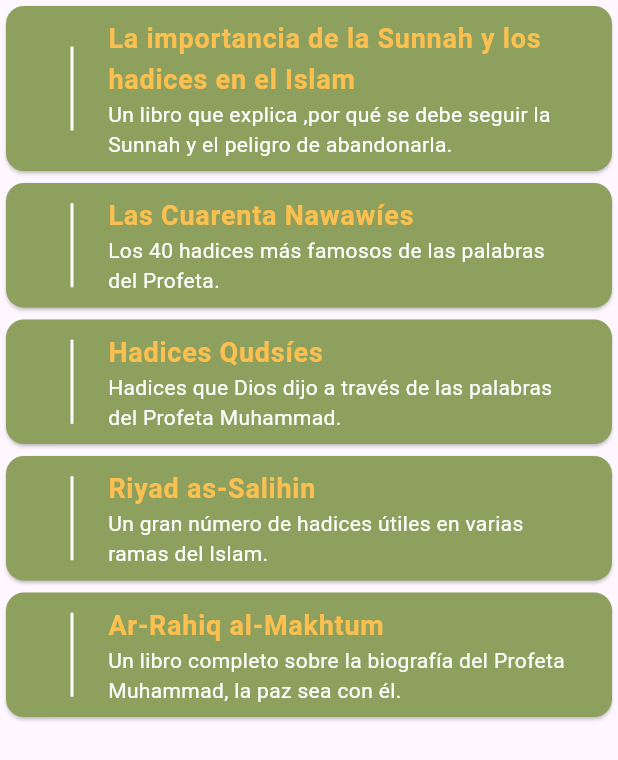
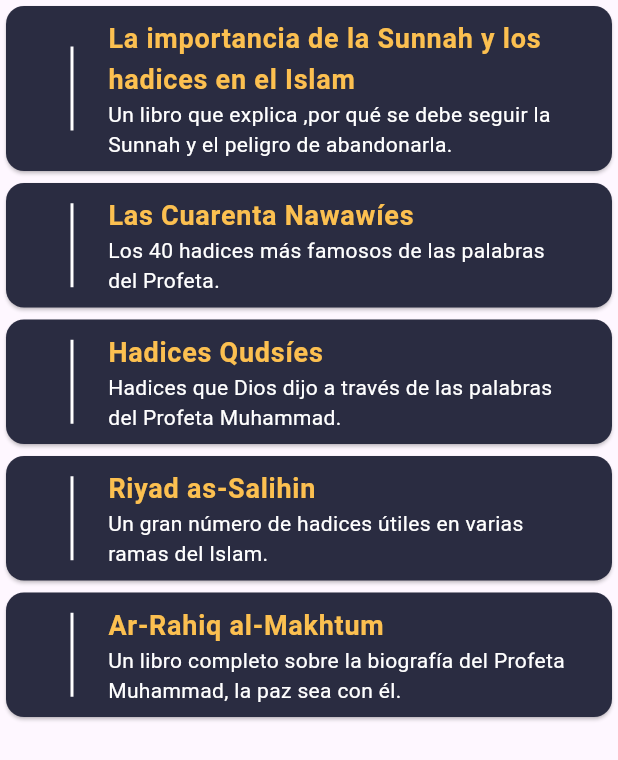
Before and after one commit to TPMELHELW/El-Coran-Sagrado, a Flutter app: the screen it shows after launch, after a tap on "La sunnah y los hadices seleccionados", on a phone screen of 412 x 824 dp. Shown: the top 760 px of the screen. Run offline on Flutter 3.47's test engine with Material 3 defaults, Android fonts, the phone set to English and light mode, and no system bars; our stand-ins replace dartz, flutter_spinkit, get, internet_connection_checker, just_audio, shared_preferences and 1 more; missing offline and left inert: pdfx; project files that could hold a hidden picture were left out.

Commit message:
Final Eddition

```diff
--- a/lib/features/quran/controller/surah_controller.dart
+++ b/lib/features/quran/controller/surah_controller.dart
@@ -56,12 +56,12 @@ class SurahController extends GetxController {
         double? size = keys[0]?.currentContext?.size?.height;
         if (size != null) {
           await scrollController.animateTo((ayaNumber * size),
-              duration: Duration(seconds: 2), curve: Curves.linear);
+              duration: const Duration(seconds: 2), curve: Curves.linear);
           final keyContext = keys[ayaNumber - 1]?.currentContext;
           if (keyContext != null) {
             Scrollable.ensureVisible(
               keyContext,
-              duration: Duration(seconds: 1),
+              duration: const Duration(seconds: 1),
               curve: Curves.easeInOut,
             );
           }
@@ -96,7 +96,7 @@ class SurahController extends GetxController {
     if (keyContext != null) {
       Scrollable.ensureVisible(
         keyContext,
-        duration: Duration(seconds: 1),
+        duration: const Duration(seconds: 1),
         curve: Curves.easeInOut,
       );
     }
--- a/lib/features/quran/presentation/home_screen/home_screen.dart
+++ b/lib/features/quran/presentation/home_screen/home_screen.dart
@@ -32,7 +32,7 @@ class HomeScreen extends StatelessWidget {
                       padding: const EdgeInsets.all(10),
                       margin: const EdgeInsets.symmetric(vertical: 10),
                       decoration: BoxDecoration(
-                          color: Color(0xff2A2C41),
+                          color: const Color(0xff2A2C41),
                           borderRadius: BorderRadius.circular(20)),
                       child: GestureDetector(
                         onTap: controller.itemsData[index].onPress,
--- a/lib/features/quran/presentation/quran_screen/screens/surah_screen.dart
+++ b/lib/features/quran/presentation/quran_screen/screens/surah_screen.dart
@@ -144,7 +144,7 @@ class SurahScreen extends StatelessWidget {
                       ),
                     )
                   : const SizedBox()),
-              QuranAudioControlsWidget(),
+              const QuranAudioControlsWidget(),
             ],
           ),
         ],
--- a/lib/features/quran/presentation/quran_screen/widgets/quran_screen_widgets/build_sliver_appbar.dart
+++ b/lib/features/quran/presentation/quran_screen/widgets/quran_screen_widgets/build_sliver_appbar.dart
@@ -46,7 +46,8 @@ class _SliverAppBarWidgetState extends State<SliverAppBarWidget> {
               // من شان تدوير الايقونة بزاوية 90
               //DirectionAware for rotate the icon to other side rtl or ltr
               child: IconButton(
-                  onPressed: () => Get.back(), icon: Icon(Icons.arrow_back)),
+                  onPressed: () => Get.back(),
+                  icon: const Icon(Icons.arrow_back)),
             ),
       centerTitle: true,
       title: Text(
--- a/lib/features/quran/presentation/quran_screen/widgets/surah_screen_widgets/quran_page_widget.dart
+++ b/lib/features/quran/presentation/quran_screen/widgets/surah_screen_widgets/quran_page_widget.dart
@@ -70,7 +70,7 @@ class QuranPageWidget extends StatelessWidget {
                             }
                           },
                           activeColor: Colors.black,
-                          fillColor: MaterialStateColor.resolveWith(
+                          fillColor: WidgetStateColor.resolveWith(
                               (states) => AppColors.kWhiteColor),
                           checkColor: Colors.black,
                         ))
--- a/lib/features/sunnah/controller/sunnah_controller.dart
+++ b/lib/features/sunnah/controller/sunnah_controller.dart
@@ -74,4 +74,10 @@ class SunnahController extends GetxController {
         filePath: 'assets/pdf/elraheeq.pdf',
         extenstion: 'pdf')
   ];
+
+  @override
+  void onInit() {
+    stateType = StateType.init;
+    super.onInit();
+  }
 }
--- a/lib/features/sunnah/presentation/body_sunnah_screen.dart
+++ b/lib/features/sunnah/presentation/body_sunnah_screen.dart
@@ -1,4 +1,6 @@
 import 'package:flutter/material.dart';
+import 'package:get/get.dart';
+import 'package:quran_app/core/constant/app_enums.dart';
 import 'package:quran_app/features/sunnah/controller/sunnah_controller.dart';
 import 'package:quran_app/features/sunnah/hadith_bindings.dart';
 import 'package:quran_app/features/sunnah/presentation/custom_item_card.dart';
@@ -9,16 +11,24 @@ class BodySunnahScreen extends StatelessWidget {
   @override
   Widget build(BuildContext context) {
     HadithBindings().dependencies();
-    final SunnahController controller = SunnahController.instance;
     return Scaffold(
-      body: ListView.builder(
+      body: GetBuilder<SunnahController>(
+          init: SunnahController.instance,
+          builder: (controller) {
+            return controller.stateType == StateType.loading
+                ? const Center(
+                    child: CircularProgressIndicator(),
+                  )
+                : ListView.builder(
                     itemCount: controller.sunnahData.length,
                     itemBuilder: (context, index) {
                       return CustomItemCard(
                         titleSite: controller.sunnahData[index].title,
                         subtitle: controller.sunnahData[index].subTitle,
-              onPress: () async => await controller.selectSection(index),
+                        onPress: () async =>
+                            await controller.selectSection(index),
                       );
+                    });
           }),
     );
   }
--- a/lib/features/sunnah/presentation/custom_item_card.dart
+++ b/lib/features/sunnah/presentation/custom_item_card.dart
@@ -19,7 +19,7 @@ class CustomItemCard extends StatelessWidget {
   @override
   Widget build(BuildContext context) {
     return Card(
-      color: AppColors.kGreenColor,
+      color: AppColors.kPrimaryColor,
       child: ListTile(
         onTap: onPress,
         leading: const Padding(
--- a/lib/features/sunnah/presentation/hadith_arabic_container.dart
+++ b/lib/features/sunnah/presentation/hadith_arabic_container.dart
@@ -31,7 +31,7 @@ class HadithArabicContainer extends StatelessWidget {
                 var data = ClipboardData(text: hadithArabic);
                 await Clipboard.setData(data);
               },
-              child: Icon(Icons.copy)),
+              child: const Icon(Icons.copy)),
           SizedBox(
             width: context.width * 0.7,
             child: Container(
--- a/lib/features/sunnah/presentation/sunnah_hadith_container.dart
+++ b/lib/features/sunnah/presentation/sunnah_hadith_container.dart
@@ -33,7 +33,7 @@ class SunnahHadithContainer extends StatelessWidget {
                   var data = ClipboardData(text: explain);
                   await Clipboard.setData(data);
                 },
-                child: Icon(Icons.copy)),
+                child: const Icon(Icons.copy)),
           ],
         ),
         const SizedBox(height: 12),
```
Lines whose indentation alone changed are shown as unchanged.
